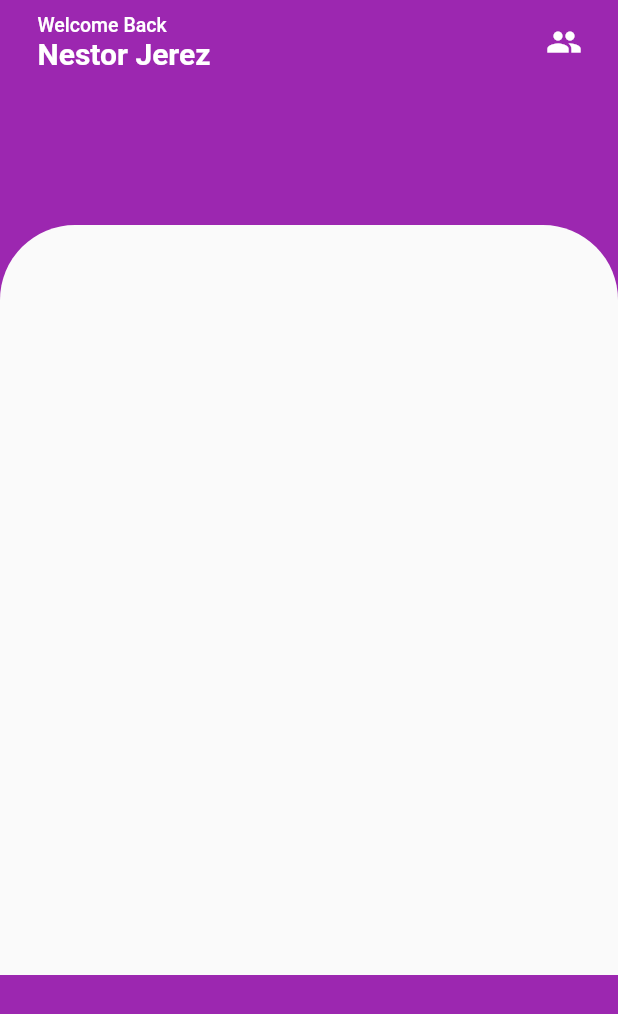
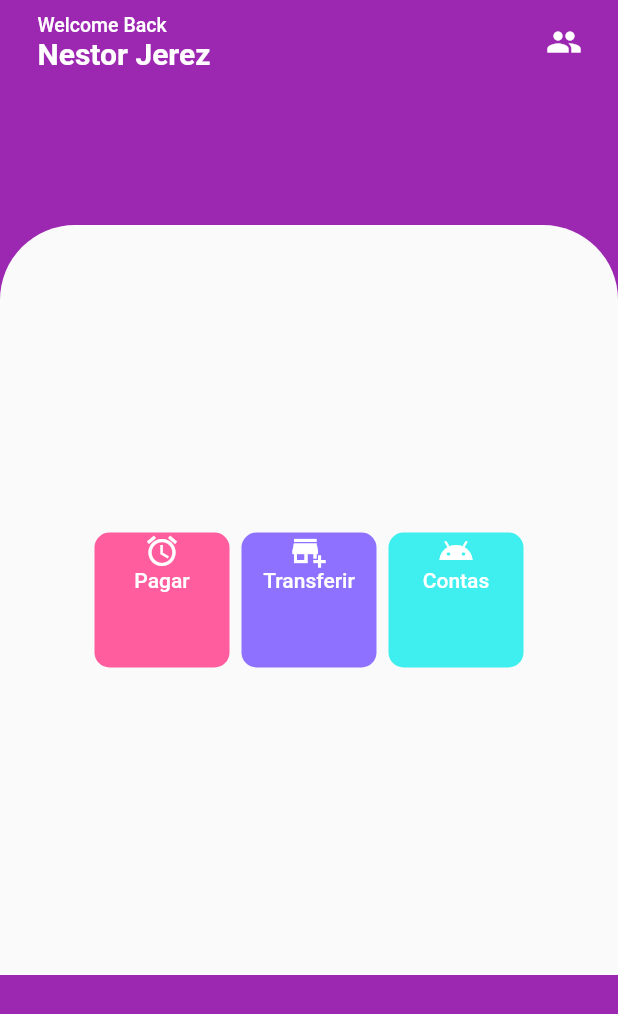
Before and after one commit to derek-alves/Bank-Wallet-Flutter, a Flutter app: the screen it shows after launch, on a phone screen of 412 x 824 dp. Shown: the top 1014 px of the screen. Run offline on Flutter 3.47's test engine with Material 2 defaults, Android fonts, the phone set to English and light mode, and no system bars.

Commit message:
Criada Estrutura base da mains button bar

```diff
--- a/lib/components/ButtonBig.dart
+++ b/lib/components/ButtonBig.dart
@@ -1,8 +1,41 @@
-class  extends StatelessWidget {
+import 'package:flutter/material.dart';
+
+class ButtonBig extends StatelessWidget {
+  // final icon, text, color;
+  final String text;
+  final IconData icon;
+  final Color color;
+
+  const ButtonBig({this.text, this.color, this.icon});
   @override
   Widget build(BuildContext context) {
-    return Container(
-
+    // ButtonBig({this.icon, this.title});
+    return Center(
+      child: Container(
+        width: 90,
+        height: 90,
+        child: FlatButton(
+          onPressed: () {},
+          child: Column(
+            children: [
+              Icon(
+                icon,
+                color: Colors.white,
+              ),
+              Text(
+                text,
+                style: TextStyle(
+                  color: Colors.white,
+                ),
+              ),
+            ],
+          ),
+        ),
+        decoration: BoxDecoration(
+          color: color,
+          borderRadius: BorderRadius.circular(10),
+        ),
+      ),
     );
   }
 }
--- /dev/null
+++ b/lib/components/MainButtonsBar.dart
@@ -0,0 +1,28 @@
+import 'package:flutter/material.dart';
+import 'package:bankApp/components/ButtonBig.dart';
+
+class MainButtonsBar extends StatelessWidget {
+  @override
+  Widget build(BuildContext context) {
+    return ButtonBar(
+      alignment: MainAxisAlignment.center,
+      children: [
+        ButtonBig(
+          text: "Pagar",
+          color: Color.fromRGBO(255, 93, 158, 1.0),
+          icon: Icons.access_alarm,
+        ),
+        ButtonBig(
+          text: "Transferir",
+          color: Color.fromRGBO(143, 113, 255, 1.0),
+          icon: Icons.add_business,
+        ),
+        ButtonBig(
+          text: "Contas",
+          color: Color.fromRGBO(63, 239, 239, 1.0),
+          icon: Icons.android,
+        ),
+      ],
+    );
+  }
+}
--- a/lib/main.dart
+++ b/lib/main.dart
@@ -1,3 +1,4 @@
+import 'package:bankApp/components/MainButtonsBar.dart';
 import 'package:flutter/material.dart';
 
 void main() {
@@ -71,7 +72,9 @@ class Home extends StatelessWidget {
                       topLeft: Radius.circular(50),
                       topRight: Radius.circular(50),
                     ),
-                    )),
+                  ),
+                  child: MainButtonsBar(),
+                ),
               ),
             ],
           ),
```
Lines whose indentation alone changed are shown as unchanged.
